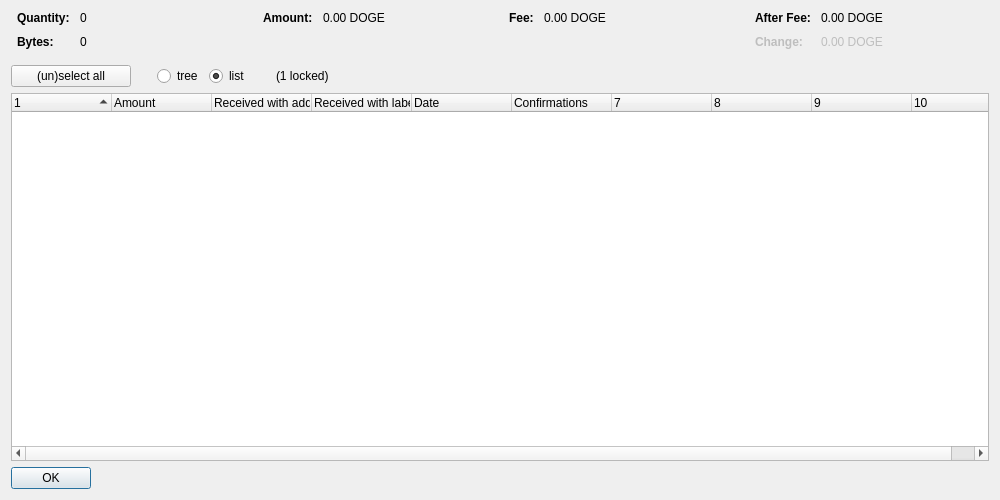
Qt form src/qt/forms/coincontroldialog.ui (VadiqueMe/dogecoin) before a commit.
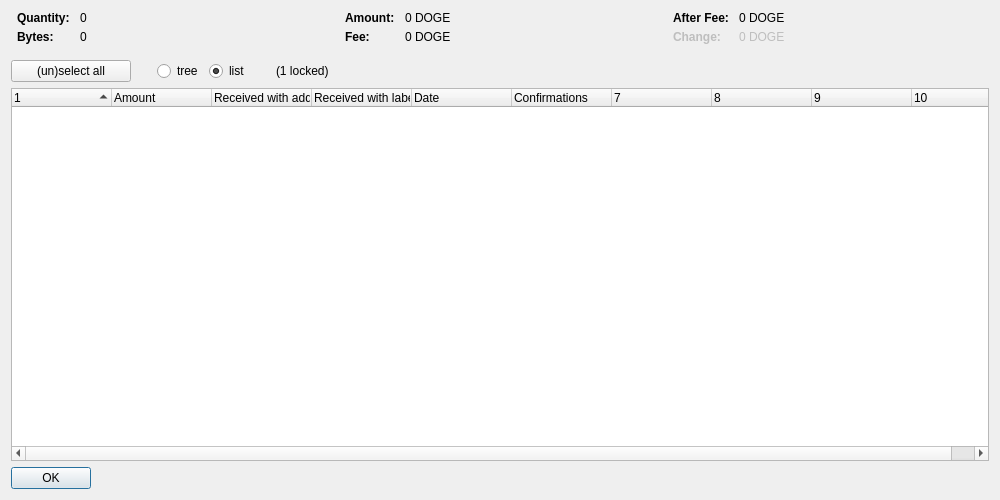
The same form after that commit. Custom widgets are drawn as their Qt base class.

What changed in the file:
```diff
--- a/src/qt/forms/coincontroldialog.ui
+++ b/src/qt/forms/coincontroldialog.ui
@@ -15,7 +15,7 @@
   </property>
   <layout class="QVBoxLayout" name="verticalLayout">
    <item>
-    <layout class="QHBoxLayout" name="horizontalLayoutTop" stretch="0,0,0,0">
+    <layout class="QHBoxLayout" name="horizontalLayoutTop" stretch="0,0,0">
      <property name="topMargin">
       <number>0</number>
      </property>
@@ -28,7 +28,7 @@
         <number>10</number>
        </property>
        <property name="verticalSpacing">
-        <number>10</number>
+        <number>5</number>
        </property>
        <property name="leftMargin">
         <number>6</number>
@@ -102,7 +102,7 @@
         <number>10</number>
        </property>
        <property name="verticalSpacing">
-        <number>10</number>
+        <number>5</number>
        </property>
        <property name="leftMargin">
         <number>6</number>
@@ -132,30 +132,30 @@
           <enum>Qt::ActionsContextMenu</enum>
          </property>
          <property name="text">
-          <string notr="true">0.00 DOGE</string>
+          <string notr="true">0 DOGE</string>
          </property>
          <property name="textInteractionFlags">
           <set>Qt::TextSelectableByMouse</set>
          </property>
         </widget>
        </item>
-      </layout>
-     </item>
-     <item>
-      <layout class="QFormLayout" name="formLayoutCoinControl3">
-       <property name="horizontalSpacing">
-        <number>10</number>
-       </property>
-       <property name="verticalSpacing">
-        <number>10</number>
-       </property>
-       <property name="leftMargin">
-        <number>6</number>
-       </property>
-       <property name="rightMargin">
-        <number>6</number>
-       </property>
-       <item row="0" column="0">
+       <item row="1" column="1">
+        <widget class="QLabel" name="labelCoinControlFee">
+         <property name="cursor">
+          <cursorShape>IBeamCursor</cursorShape>
+         </property>
+         <property name="contextMenuPolicy">
+          <enum>Qt::ActionsContextMenu</enum>
+         </property>
+         <property name="text">
+          <string notr="true">0 DOGE</string>
+         </property>
+         <property name="textInteractionFlags">
+          <set>Qt::TextSelectableByMouse</set>
+         </property>
+        </widget>
+       </item>
+       <item row="1" column="0">
         <widget class="QLabel" name="labelCoinControlFeeText">
          <property name="font">
           <font>
@@ -168,22 +168,6 @@
          </property>
         </widget>
        </item>
-       <item row="0" column="1">
-        <widget class="QLabel" name="labelCoinControlFee">
-         <property name="cursor">
-          <cursorShape>IBeamCursor</cursorShape>
-         </property>
-         <property name="contextMenuPolicy">
-          <enum>Qt::ActionsContextMenu</enum>
-         </property>
-         <property name="text">
-          <string notr="true">0.00 DOGE</string>
-         </property>
-         <property name="textInteractionFlags">
-          <set>Qt::TextSelectableByMouse</set>
-         </property>
-        </widget>
-       </item>
       </layout>
      </item>
      <item>
@@ -192,7 +176,7 @@
         <number>10</number>
        </property>
        <property name="verticalSpacing">
-        <number>10</number>
+        <number>5</number>
        </property>
        <property name="leftMargin">
         <number>6</number>
@@ -222,7 +206,7 @@
           <enum>Qt::ActionsContextMenu</enum>
          </property>
          <property name="text">
-          <string notr="true">0.00 DOGE</string>
+          <string notr="true">0 DOGE</string>
          </property>
          <property name="textInteractionFlags">
           <set>Qt::TextSelectableByMouse</set>
@@ -257,7 +241,7 @@
           <enum>Qt::ActionsContextMenu</enum>
          </property>
          <property name="text">
-          <string notr="true">0.00 DOGE</string>
+          <string notr="true">0 DOGE</string>
          </property>
          <property name="textInteractionFlags">
           <set>Qt::TextSelectableByMouse</set>
```
